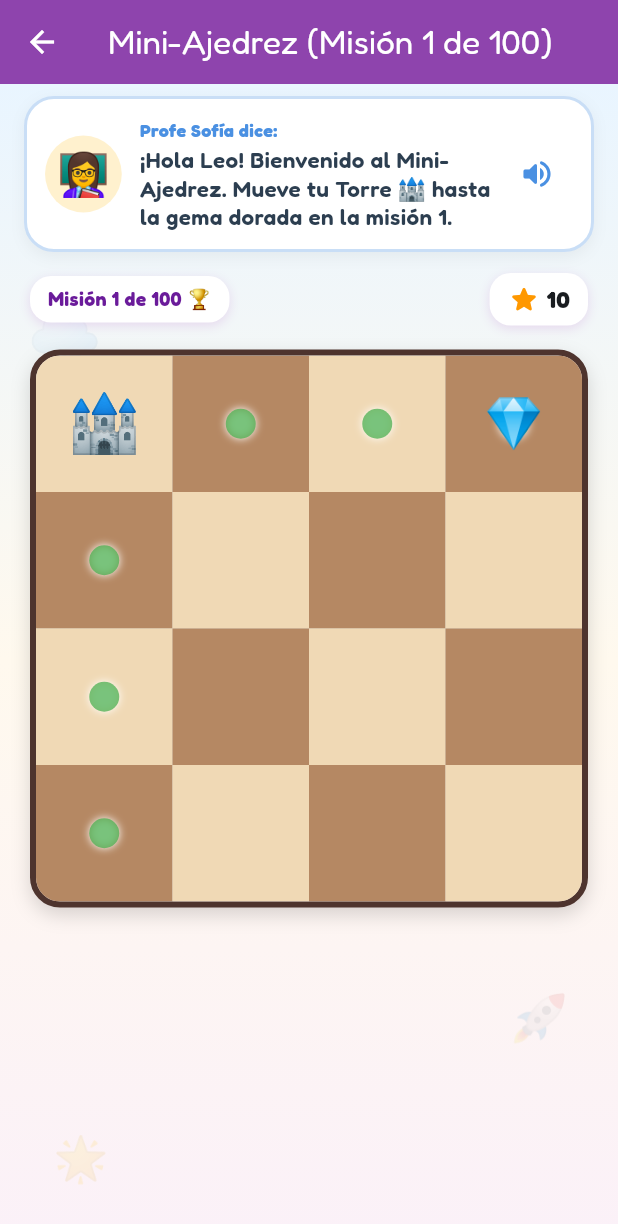
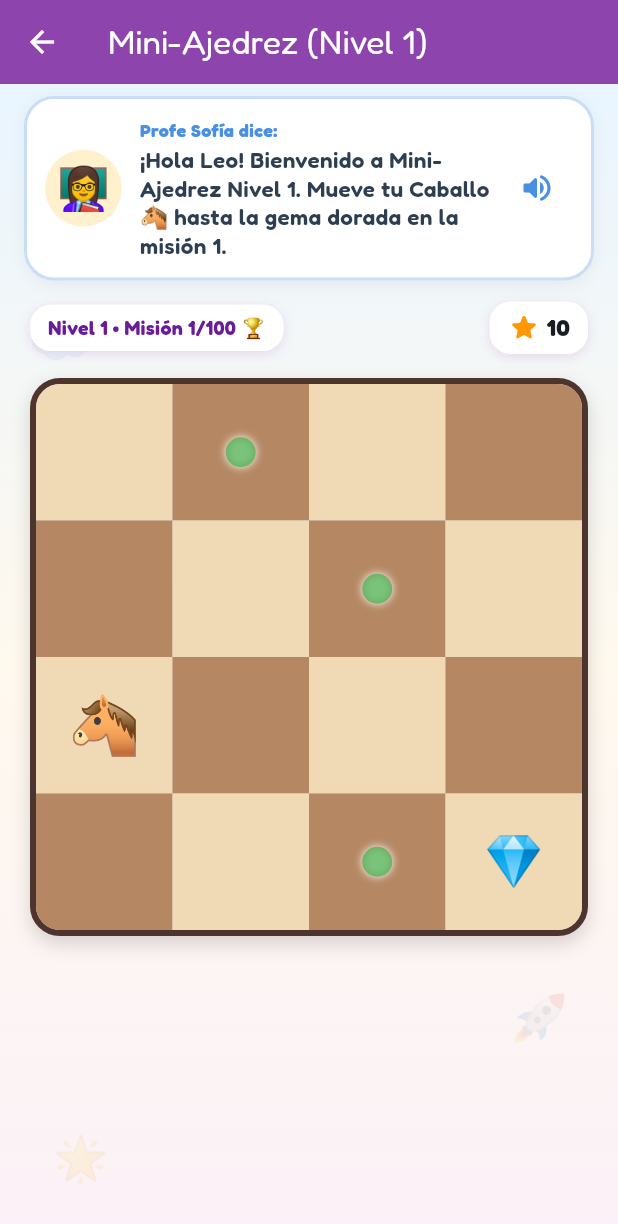
Before and after one commit to CYBERNET26/kids_Am, a Flutter app: the screen it shows after launch, after a tap on "Ajedrez Mágico", on a phone screen of 412 x 824 dp. Shown: the top 1224 px of the screen. Run offline on Flutter 3.47's test engine with Material 3 defaults, Android fonts, the phone set to English and light mode, and no system bars; our stand-ins replace confetti, flutter_riverpod, flutter_tts, go_router, google_fonts, shared_preferences and 2 more.

Commit message:
feat: dinamica mixta de ejercicios por nivel (sumas/restas y todas las piezas de ajedrez intercaladas) con avance progresivo tras 100 ejercicios

```diff
--- a/lib/features/games/chess/presentation/screens/chess_game_screen.dart
+++ b/lib/features/games/chess/presentation/screens/chess_game_screen.dart
@@ -10,7 +10,7 @@ import 'package:kids_am/core/widgets/teacher_bubble_widget.dart';
 import 'package:kids_am/features/profile/presentation/providers/profile_provider.dart';
 import 'package:kids_am/features/games/domain/models/game_level.dart';
 
-enum ChessPieceType { rook, bishop, knight, queen }
+enum ChessPieceType { knight, rook, bishop, queen }
 
 class ChessGameScreen extends ConsumerStatefulWidget {
   const ChessGameScreen({super.key});
@@ -24,7 +24,7 @@ class _ChessGameScreenState extends ConsumerState<ChessGameScreen> {
   static const int totalChessMissions = 100;
   late ConfettiController _confettiController;
 
-  int _missionNumber = 1; // 1 a 100
+  int _missionNumber = 1;
   bool _hasGreetedThisVisit = false;
 
   int _pieceRow = 0;
@@ -39,9 +39,9 @@ class _ChessGameScreenState extends ConsumerState<ChessGameScreen> {
   bool _isTip = false;
 
   final List<String> _variedPrompts = [
-    '¡Siguiente misión táctica! Busca el mejor camino hacia la gema.',
-    '¡Nuevo reto en el tablero! ¿Qué casilla te acerca al objetivo?',
-    '¡A mover las piezas con estrategia! Llega a la gema dorada.',
+    '¡Siguiente misión táctica! Busca el mejor camino hacia la gema dorada.',
+    '¡Nuevo reto en el tablero! ¿Qué casilla te acerca a la gema?',
+    '¡A mover las piezas con estrategia! Llega a la gema.',
     '¡Excelente ritmo! Encuentra la jugada correcta para ganar.',
     '¡Concentración! Mira las casillas verdes y planea tu avance.',
   ];
@@ -71,54 +71,62 @@ class _ChessGameScreenState extends ConsumerState<ChessGameScreen> {
     _isAutoAdvancing = false;
     _isTip = false;
 
-    // Configuración determinista y rica de 100 misiones
-    // 1-25: Torre
-    // 26-50: Alfil
-    // 51-75: Caballo
-    // 76-100: Reina
-    final phase = (_missionNumber - 1) % 25;
+    // MEZCLADO CONSTANTE: Cada misión alterna entre Caballo, Torre, Alfil y Reina
+    _currentPieceType = ChessPieceType.values[(_missionNumber - 1) % ChessPieceType.values.length];
 
-    if (_missionNumber <= 25) {
-      _currentPieceType = ChessPieceType.rook;
-      _pieceRow = (phase % 4);
+    final level = profile.chessLevel;
+    final seed = _missionNumber + (level * 10);
+    final random = Random(seed);
+
+    // Posición inicial y objetivo según la pieza seleccionada
+    switch (_currentPieceType) {
+      case ChessPieceType.rook:
+        _pieceRow = random.nextInt(4);
         _pieceCol = 0;
-      _targetRow = (_pieceRow + (phase % 2 == 0 ? 0 : 2)) % 4;
+        _targetRow = (_pieceRow + (random.nextBool() ? 0 : 2)) % 4;
         _targetCol = 3;
-      if (phase >= 8) _obstacles.add('$_pieceRow,2');
-      if (phase >= 16) _obstacles.add('${(_pieceRow + 1) % 4},1');
-    } else if (_missionNumber <= 50) {
-      _currentPieceType = ChessPieceType.bishop;
-      _pieceRow = phase % 2 == 0 ? 0 : 1;
-      _pieceCol = phase % 2 == 0 ? 0 : 1;
-      _targetRow = phase % 2 == 0 ? 3 : 2;
-      _targetCol = phase % 2 == 0 ? 3 : 2;
-      if (phase >= 10) _obstacles.add('1,2');
-      if (phase >= 18) _obstacles.add('2,1');
-    } else if (_missionNumber <= 75) {
-      _currentPieceType = ChessPieceType.knight;
-      _pieceRow = phase % 3;
+        if (level >= 2) _obstacles.add('$_pieceRow,2');
+        if (level >= 3) _obstacles.add('${(_pieceRow + 1) % 4},1');
+        break;
+
+      case ChessPieceType.bishop:
+        _pieceRow = random.nextBool() ? 0 : 1;
+        _pieceCol = random.nextBool() ? 0 : 1;
+        _targetRow = (_pieceRow == 0) ? 3 : 2;
+        _targetCol = (_pieceCol == 0) ? 3 : 2;
+        if (level >= 2) _obstacles.add('1,2');
+        if (level >= 3) _obstacles.add('2,1');
+        break;
+
+      case ChessPieceType.knight:
+        _pieceRow = random.nextInt(3);
         _pieceCol = 0;
-      _targetRow = (phase % 2 == 0) ? 1 : 2;
-      _targetCol = (phase % 2 == 0) ? 2 : 3;
-      if (phase >= 10) _obstacles.add('1,1');
-      if (phase >= 18) _obstacles.add('2,2');
-    } else {
-      _currentPieceType = ChessPieceType.queen;
-      _pieceRow = (phase % 2);
-      _pieceCol = (phase % 3);
+        _targetRow = (_pieceRow + 1).clamp(0, 3);
+        _targetCol = (random.nextBool() ? 2 : 3);
+        if (level >= 2) _obstacles.add('1,1');
+        if (level >= 3) _obstacles.add('2,2');
+        break;
+
+      case ChessPieceType.queen:
+        _pieceRow = random.nextInt(2);
+        _pieceCol = random.nextInt(2);
         _targetRow = 3;
-      _targetCol = (phase % 4);
-      if (phase >= 6) _obstacles.add('1,2');
-      if (phase >= 14) _obstacles.add('2,1');
+        _targetCol = random.nextInt(4);
+        if (level >= 2) _obstacles.add('1,2');
+        if (level >= 3) _obstacles.add('2,1');
+        break;
     }
 
-    // Saludo solo en la primera misión de la visita
+    // Asegurar que inicio y meta no sean obstáculos
+    _obstacles.remove('$_pieceRow,$_pieceCol');
+    _obstacles.remove('$_targetRow,$_targetCol');
+
+    // Solo saluda al niño por única vez en la visita
     if (!_hasGreetedThisVisit) {
       _hasGreetedThisVisit = true;
-      _teacherSpeech = '¡Hola ${profile.name}! Bienvenido al Mini-Ajedrez. Mueve ${_getPieceName()} hasta la gema dorada en la misión $_missionNumber.';
+      _teacherSpeech = '¡Hola ${profile.name}! Bienvenido a Mini-Ajedrez Nivel $level. Mueve ${_getPieceName()} hasta la gema dorada en la misión $_missionNumber.';
     } else {
-      final rand = Random();
-      _teacherSpeech = _variedPrompts[rand.nextInt(_variedPrompts.length)];
+      _teacherSpeech = _variedPrompts[random.nextInt(_variedPrompts.length)];
     }
 
     TeacherVoiceService.instance.speak(_teacherSpeech);
@@ -215,16 +223,31 @@ class _ChessGameScreenState extends ConsumerState<ChessGameScreen> {
       });
 
       if (_pieceRow == _targetRow && _pieceCol == _targetCol) {
+        final profile = ref.read(childProfileProvider);
+        final isFinalOfLevel = _missionNumber >= totalChessMissions;
+
         setState(() {
           _missionComplete = true;
           _isAutoAdvancing = true;
           _confettiController.play();
+
+          if (isFinalOfLevel) {
+            _teacherSpeech = '¡Increíble maestría ${profile.name}! ¡Completaste las 100 misiones del Nivel ${profile.chessLevel}! ¡Avanzas al Nivel ${profile.chessLevel + 1} de ajedrez!';
+          } else {
             _teacherSpeech = '¡Excelente jugada! Llegaste a la gema mágica y ganaste una estrella. ¡Felicitaciones!';
+          }
         });
 
         ref.read(childProfileProvider.notifier).recordWin(gameType: GameType.chess);
 
-        final nextMission = (_missionNumber < totalChessMissions) ? _missionNumber + 1 : 1;
+        int nextMission;
+        if (isFinalOfLevel) {
+          ref.read(childProfileProvider.notifier).advanceLevel(GameType.chess);
+          nextMission = 1;
+        } else {
+          nextMission = _missionNumber + 1;
+        }
+
         final prefs = await SharedPreferences.getInstance();
         await prefs.setInt('chess_mission_index', nextMission);
 
@@ -239,7 +262,7 @@ class _ChessGameScreenState extends ConsumerState<ChessGameScreen> {
         }
       } else {
         setState(() {
-          _teacherSpeech = '¡Buen paso! Ahora busca el siguiente movimiento para acercarte a la gema.';
+          _teacherSpeech = '¡Buen paso! Ahora busca el siguiente movimiento para llegar a la gema.';
         });
         TeacherVoiceService.instance.speak(_teacherSpeech);
       }
@@ -248,13 +271,13 @@ class _ChessGameScreenState extends ConsumerState<ChessGameScreen> {
         _isTip = true;
         switch (_currentPieceType) {
           case ChessPieceType.rook:
-            _teacherSpeech = 'La Torre solo puede caminar hacia adelante, atrás o a los lados en línea recta. ¡Toca un punto verde!';
+            _teacherSpeech = 'La Torre solo camina derecho hacia adelante, atrás o a los lados. ¡Toca un punto verde!';
             break;
           case ChessPieceType.bishop:
-            _teacherSpeech = 'El Alfil solo camina en diagonal por casillas del mismo color. ¡Mira las casillas con puntos verdes!';
+            _teacherSpeech = 'El Alfil solo camina en diagonal por casillas del mismo color. ¡Mira las casillas sugeridas!';
             break;
           case ChessPieceType.knight:
-            _teacherSpeech = 'El caballo salta dibujando una L: dos casillas y dobla una. ¡Toca una casilla sugerida!';
+            _teacherSpeech = 'El caballo salta en forma de L: dos pasos y dobla uno. ¡Toca una de las casillas con punto verde!';
             break;
           case ChessPieceType.queen:
             _teacherSpeech = 'La reina puede ir recto o en diagonal, pero sin atravesar rocas. ¡Busca un camino libre!';
@@ -291,7 +314,7 @@ class _ChessGameScreenState extends ConsumerState<ChessGameScreen> {
 
     return Scaffold(
       appBar: AppBar(
-        title: Text('Mini-Ajedrez (Misión $_missionNumber de $totalChessMissions)'),
+        title: Text('Mini-Ajedrez (Nivel ${profile.chessLevel})'),
         backgroundColor: const Color(0xFF8E44AD),
         foregroundColor: Colors.white,
       ),
@@ -334,7 +357,7 @@ class _ChessGameScreenState extends ConsumerState<ChessGameScreen> {
                             ],
                           ),
                           child: Text(
-                            'Misión $_missionNumber de $totalChessMissions 🏆',
+                            'Nivel ${profile.chessLevel} • Misión $_missionNumber/100 🏆',
                             style: TextStyle(
                               fontSize: 13,
                               fontWeight: FontWeight.bold,
@@ -472,7 +495,7 @@ class _ChessGameScreenState extends ConsumerState<ChessGameScreen> {
                         Icon(Icons.check_circle, color: AppColors.playfulGreen, size: 24),
                         SizedBox(width: 8),
                         Text(
-                        '¡Misión Cumplida! Avanzando al siguiente reto...',
+                          '¡Misión Cumplida! Avanzando...',
                           style: TextStyle(
                             fontSize: 15,
                             fontWeight: FontWeight.bold,
```
Also changed, not shown: lib/features/games/puzzle/presentation/screens/puzzle_game_screen.dart (+32 -15 lines), lib/features/games/visual_math/presentation/screens/visual_math_screen.dart (+55 -58 lines), lib/features/profile/presentation/providers/profile_provider.dart (+13 -9 lines), 1 other file. Lines whose indentation alone changed are shown as unchanged.
